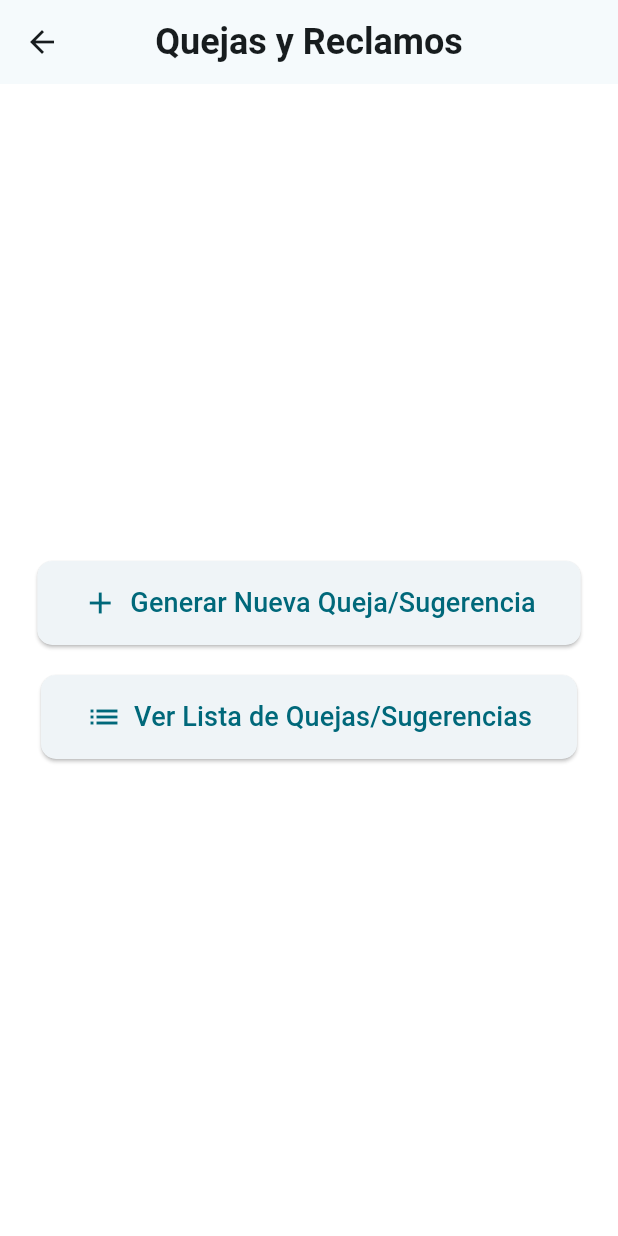
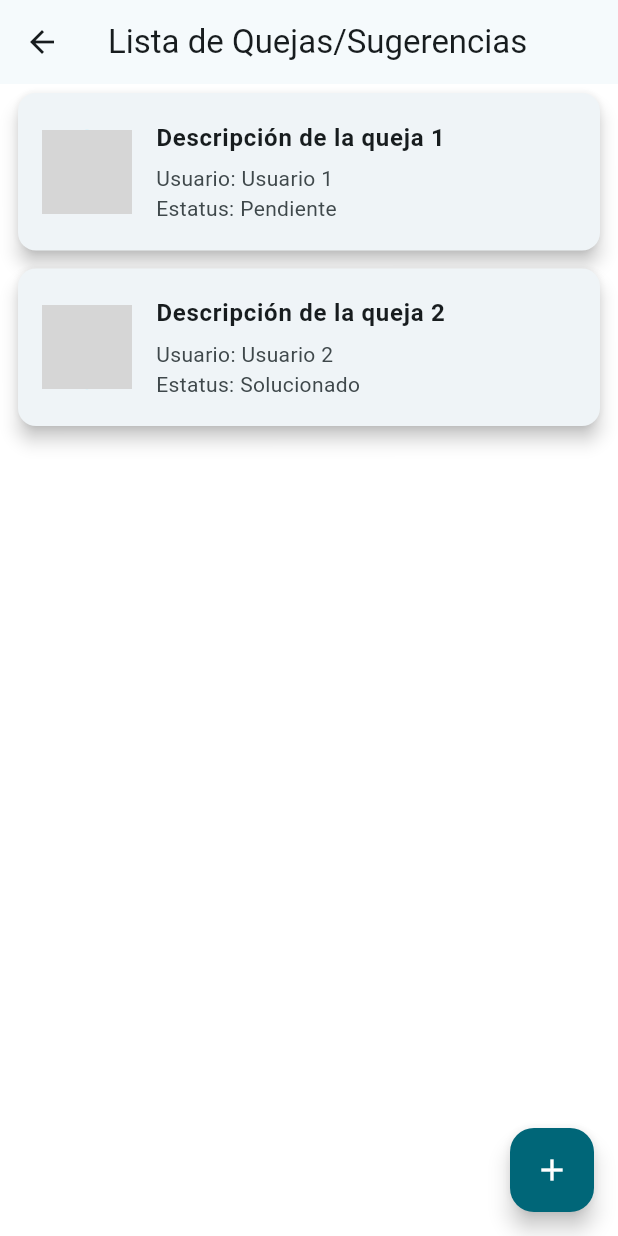
Before and after one commit to Saiken1107/FeelFinder_Movil_CRM-Flutter-_1003, a Flutter app: the QuejasPage screen opened directly, on a phone screen of 412 x 824 dp. Run offline on Flutter 3.47's test engine with Material 3 defaults, Android fonts, the phone set to English and light mode, and no system bars; our stand-ins replace flutter_easyloading, hive_flutter, simple_gradient_text; accounts and stored records are empty; network calls fail; grey boxes are pictures that could not be loaded.

Commit message:
estructura de quejas

```diff
--- /dev/null
+++ b/lib/views/screens/drawer_pages/detalle_queja_page.dart
@@ -0,0 +1,54 @@
+import 'package:flutter/material.dart';
+import 'quejas_page.dart';
+
+class DetalleQuejaPage extends StatelessWidget {
+  final Queja queja;
+
+  DetalleQuejaPage({required this.queja});
+
+  @override
+  Widget build(BuildContext context) {
+    return Scaffold(
+      appBar: AppBar(
+        title: Text("Detalles de la Queja"),
+      ),
+      body: Padding(
+        padding: const EdgeInsets.all(16.0),
+        child: Column(
+          crossAxisAlignment: CrossAxisAlignment.start,
+          children: [
+            CircleAvatar(
+              backgroundImage: NetworkImage(queja.imagenUrl!),
+              radius: 50,
+            ),
+            SizedBox(height: 16),
+            Text(
+              "Usuario: ${queja.nombreUsuario}",
+              style: TextStyle(fontSize: 18, fontWeight: FontWeight.bold),
+            ),
+            SizedBox(height: 8),
+            Text(
+              "Estatus: ${queja.estatus}",
+              style: TextStyle(fontSize: 16),
+            ),
+            SizedBox(height: 8),
+            Text(
+              "Tipo de Suscripción: ${queja.tipoSuscripcion}",
+              style: TextStyle(fontSize: 16),
+            ),
+            SizedBox(height: 8),
+            Text(
+              "Descripción:",
+              style: TextStyle(fontSize: 16, fontWeight: FontWeight.bold),
+            ),
+            SizedBox(height: 8),
+            Text(
+              queja.descripcion,
+              style: TextStyle(fontSize: 16),
+            ),
+          ],
+        ),
+      ),
+    );
+  }
+}
--- a/lib/views/screens/drawer_pages/quejas_page.dart
+++ b/lib/views/screens/drawer_pages/quejas_page.dart
@@ -1,64 +1,92 @@
 import 'package:flutter/material.dart';
 import 'nueva_queja_page.dart';
-import 'lista_quejas_page.dart';
 
 class QuejasPage extends StatelessWidget {
+  final List<Queja> quejas = [
+    Queja(
+      nombreUsuario: 'Usuario 1',
+      estatus: 'Pendiente',
+      descripcion: 'Descripción de la queja 1',
+      tipoSuscripcion: 'Tipo A',
+      imagenUrl: 'https://via.placeholder.com/150',
+    ),
+    Queja(
+      nombreUsuario: 'Usuario 2',
+      estatus: 'Solucionado',
+      descripcion: 'Descripción de la queja 2',
+      tipoSuscripcion: 'Tipo B',
+      imagenUrl: 'https://via.placeholder.com/150',
+    ),
+  ];
+
   @override
   Widget build(BuildContext context) {
     return Scaffold(
       appBar: AppBar(
-        title: Text(
-          "Quejas y Reclamos",
-          style: TextStyle(fontSize: 24, fontWeight: FontWeight.bold), // Estilo del título
-        ),
-        centerTitle: true, // Centrar el título en la AppBar
+        title: Text("Lista de Quejas/Sugerencias"),
+        centerTitle: true,
       ),
-      body: Center(
-        child: Column(
-          mainAxisAlignment: MainAxisAlignment.center,
-          children: [
-            ElevatedButton.icon(
-              onPressed: () {
-                Navigator.push(
-                  context,
-                  MaterialPageRoute(builder: (context) => NuevaQuejaPage()),
-                );
-              },
-              icon: Icon(Icons.add, size: 24), // Icono para el botón
-              label: Text(
-                "Generar Nueva Queja/Sugerencia",
-                style: TextStyle(fontSize: 18), // Tamaño del texto
-              ),
-              style: ElevatedButton.styleFrom(
-                padding: EdgeInsets.symmetric(horizontal: 30, vertical: 15), // Tamaño del botón
-                shape: RoundedRectangleBorder(
-                  borderRadius: BorderRadius.circular(10), // Bordes redondeados
+      body: ListView.builder(
+        itemCount: quejas.length,
+        itemBuilder: (context, index) {
+          return Card(
+            margin: const EdgeInsets.symmetric(horizontal: 12, vertical: 6),
+            elevation: 5,
+            child: Padding(
+              padding: const EdgeInsets.symmetric(vertical: 10),
+              child: ListTile(
+                leading: CircleAvatar(
+                  backgroundImage: NetworkImage(quejas[index].imagenUrl!),
+                  radius: 30,
                 ),
+                title: Text(
+                  quejas[index].descripcion,
+                  style: TextStyle(fontWeight: FontWeight.bold),
+                ),
+                subtitle: Column(
+                  crossAxisAlignment: CrossAxisAlignment.start,
+                  children: [
+                    SizedBox(height: 5),
+                    Text("Usuario: ${quejas[index].nombreUsuario}"),
+                    Text("Estatus: ${quejas[index].estatus}"),
+                  ],
+                ),
+                onTap: () {
+                  // Código para navegar a los detalles de la queja si es necesario
+                },
               ),
             ),
-            SizedBox(height: 20),
-            ElevatedButton.icon(
-              onPressed: () {
-                Navigator.push(
-                  context,
-                  MaterialPageRoute(builder: (context) => ListaQuejasPage()),
-                );
-              },
-              icon: Icon(Icons.list, size: 24), // Icono para el botón
-              label: Text(
-                "Ver Lista de Quejas/Sugerencias",
-                style: TextStyle(fontSize: 18), // Tamaño del texto
-              ),
-              style: ElevatedButton.styleFrom(
-                padding: EdgeInsets.symmetric(horizontal: 30, vertical: 15), // Tamaño del botón
-                shape: RoundedRectangleBorder(
-                  borderRadius: BorderRadius.circular(10), // Bordes redondeados
-                ),
-              ),
+          );
+        },
+      ),
+      floatingActionButton: FloatingActionButton(
+        onPressed: () {
+          Navigator.push(
+            context,
+            MaterialPageRoute(
+              builder: (context) => NuevaQuejaPage(),
             ),
-          ],
-        ),
+          );
+        },
+        child: Icon(Icons.add),
+        tooltip: "Añadir nueva queja",
       ),
     );
   }
 }
+
+class Queja {
+  String nombreUsuario;
+  String estatus;
+  String descripcion;
+  String tipoSuscripcion;
+  String? imagenUrl;
+
+  Queja({
+    required this.nombreUsuario,
+    required this.estatus,
+    required this.descripcion,
+    required this.tipoSuscripcion,
+    this.imagenUrl,
+  });
+}
```
Also changed, not shown: lib/views/screens/drawer_pages/lista_quejas_page.dart (deleted, +0 -163 lines).
